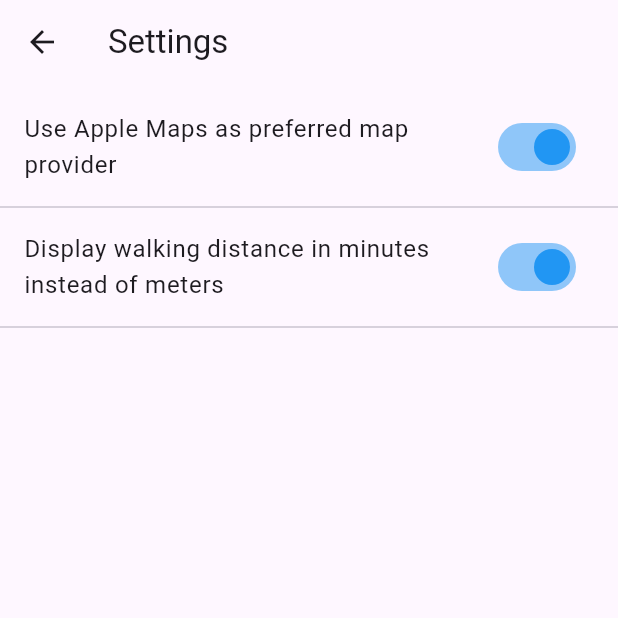
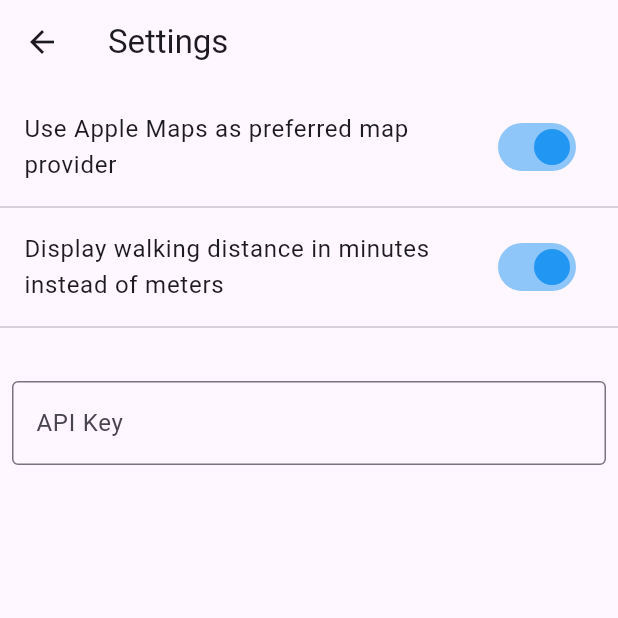
Before and after one commit to GetHomeTUM/GetHomeTUM, a Flutter app: the screen it shows after launch, after a tap on "Settings", on a phone screen of 412 x 824 dp, the top half of it. Run offline on Flutter 3.47's test engine with Material 3 defaults, Android fonts, the phone set to English and light mode, and no system bars; our stand-ins replace geolocator, google_maps_flutter, shared_preferences; missing offline and left inert: home_widget.

Commit message:
GH-17: Setting API Visualization
* GH-17: Setting API Visualization

* GH-17 Fetching API Key for Routes Request fixed

```diff
--- a/lib/services/api_service.dart
+++ b/lib/services/api_service.dart
@@ -5,7 +5,6 @@ import 'package:http/http.dart' as http;
 import 'dart:convert';
 
 class GoogleAPIService {
-
   static String _apiKey = "";
 
   /// getRoutes(String, List<String>) gibt ein Future zurück, dass eine Liste aus den drei nächsten Verbindungen ausgibt
@@ -13,17 +12,16 @@ class GoogleAPIService {
   /// Falls eine Route fehlerhaft vorhanden ist, so wird diese auch aufgenommen
   /// Falls für eine fehlerhafte Route keine Startzeit existiert, so wird der nächste Call für die gleiche Zeit durchgeführt
   /// Parameter: start und end location der Route als GetHomeLocation
-  static Future<List<GetHomeRoute>> getRoutes({required GetHomeLocation start, required GetHomeLocation end}) async {
+  static Future<List<GetHomeRoute>> getRoutes(
+      {required GetHomeLocation start, required GetHomeLocation end}) async {
     List<GetHomeRoute> routes = [];
     DateTime time = DateTime.now();
 
+    // Fetching API Key
+    _apiKey = await UserSettingsService.getAPIKey();
+
     //calls der nächsten drei Routen
     for (int i = 0; i < 3; i++) {
-      // Fetch the API key from the storage if not done yet
-      if(_apiKey == "") {
-        _apiKey = await UserSettingsService.getAPIKey();
-      }
-
       //URL für den API call
       Uri url = Uri(
           scheme: 'https',
@@ -33,10 +31,12 @@ class GoogleAPIService {
             'origin': '${start.getLatitude()},${start.getLongitude()}',
             'destination': '${end.getLatitude()},${end.getLongitude()}',
             'mode': 'transit',
-          'departure_time': (time.add(const Duration(seconds: 60)).millisecondsSinceEpoch ~/ 1000).toString(),
+            'departure_time':
+                (time.add(const Duration(seconds: 60)).millisecondsSinceEpoch ~/
+                        1000)
+                    .toString(),
             'key': _apiKey
-        }
-      );
+          });
 
       // execute the API call
       http.Response response = await http.get(url);
@@ -63,7 +63,7 @@ class GoogleAPIService {
         var startTime = map['routes'][0]['legs'][0]['departure_time']['value'];
         //früheste Startzeit der nächsten Verbindung setzen
         int timeDiff = startTime - (time.millisecondsSinceEpoch ~/ 1000);
-        time = time.add(Duration(seconds: timeDiff+1));
+        time = time.add(Duration(seconds: timeDiff + 1));
       }
     }
 
--- a/lib/views/settings_screen.dart
+++ b/lib/views/settings_screen.dart
@@ -13,21 +13,37 @@ class SettingsScreenState extends State<SettingsScreen> {
   /// Cache for the user settings, depending on models/user_settings.dart
   final Map<String, Enum> _settingsCache = {};
 
+  /// Variable containing User Input for API Key
+  final TextEditingController _apiKeyController = TextEditingController();
+
   @override
   void initState() {
     super.initState();
 
     // Load the userSettings from the storage
     _loadUserSettings();
+    // Load the API Key from the storage
+    _loadApiKey();
   }
 
   /// Method to load all userSettings from the storage
-  void _loadUserSettings(){
+  void _loadUserSettings() {
     for (String userSetting in UserSettings.getDefaultUserSettings().keys) {
       UserSettingsService.getUserSetting(userSetting).then((value) => {
             setState(() {
               _settingsCache[userSetting] = value;
             }),
+          });
+    }
+  }
+
+  /// Method to load the API Key from the storage
+
+  void _loadApiKey() async {
+    String currentApiKey = await UserSettingsService.getAPIKey();
+    if (mounted) {
+      setState(() {
+        _apiKeyController.text = currentApiKey;
       });
     }
   }
@@ -49,34 +65,60 @@ class SettingsScreenState extends State<SettingsScreen> {
                 onChanged: (newValue) {
                   // Update the chache
                   setState(() {
-                  _settingsCache['MapsApp'] = newValue ? MapsApp.apple : MapsApp.google;
+                    _settingsCache['MapsApp'] =
+                        newValue ? MapsApp.apple : MapsApp.google;
                   });
 
                   // Update the storage
-                UserSettingsService.setUserSetting('MapsApp', _settingsCache['MapsApp']!);
+                  UserSettingsService.setUserSetting(
+                      'MapsApp', _settingsCache['MapsApp']!);
                 },
               ),
             ),
             const Divider(),
             ListTile(
-            title: const Text('Display walking distance in minutes instead of meters'),
+              title: const Text(
+                  'Display walking distance in minutes instead of meters'),
               trailing: Switch(
                 activeColor: Colors.blue,
-              value: _settingsCache['WalkingMeasure'] == WalkingMeasure.minutes,
+                value:
+                    _settingsCache['WalkingMeasure'] == WalkingMeasure.minutes,
                 onChanged: (newValue) {
                   // Update the chache
                   setState(() {
-                  _settingsCache['WalkingMeasure'] = newValue ? WalkingMeasure.minutes : WalkingMeasure.meters;
+                    _settingsCache['WalkingMeasure'] = newValue
+                        ? WalkingMeasure.minutes
+                        : WalkingMeasure.meters;
                   });
 
                   // Update the storage
-                UserSettingsService.setUserSetting('WalkingMeasure', newValue ? WalkingMeasure.minutes : WalkingMeasure.meters);
+                  UserSettingsService.setUserSetting(
+                      'WalkingMeasure',
+                      newValue
+                          ? WalkingMeasure.minutes
+                          : WalkingMeasure.meters);
                 },
               ),
             ),
             const Divider(),
+            const SizedBox(height: 20),
+            Padding(
+              padding: const EdgeInsets.all(8.0),
+              child: TextField(
+                controller: _apiKeyController,
+                decoration: const InputDecoration(
+                  labelText: 'API Key',
+                  hintText: 'Enter your API Key',
+                  border: OutlineInputBorder(),
+                ),
+                onSubmitted: (newValue) {
+                  UserSettingsService.setAPIKey(newValue);
+                  print("New Value: " + newValue);
+                  _apiKeyController.text = newValue;
+                },
+              ),
+            ),
           ],
-      )
-    );
+        ));
   }
 }
```
Lines whose indentation alone changed are shown as unchanged.
